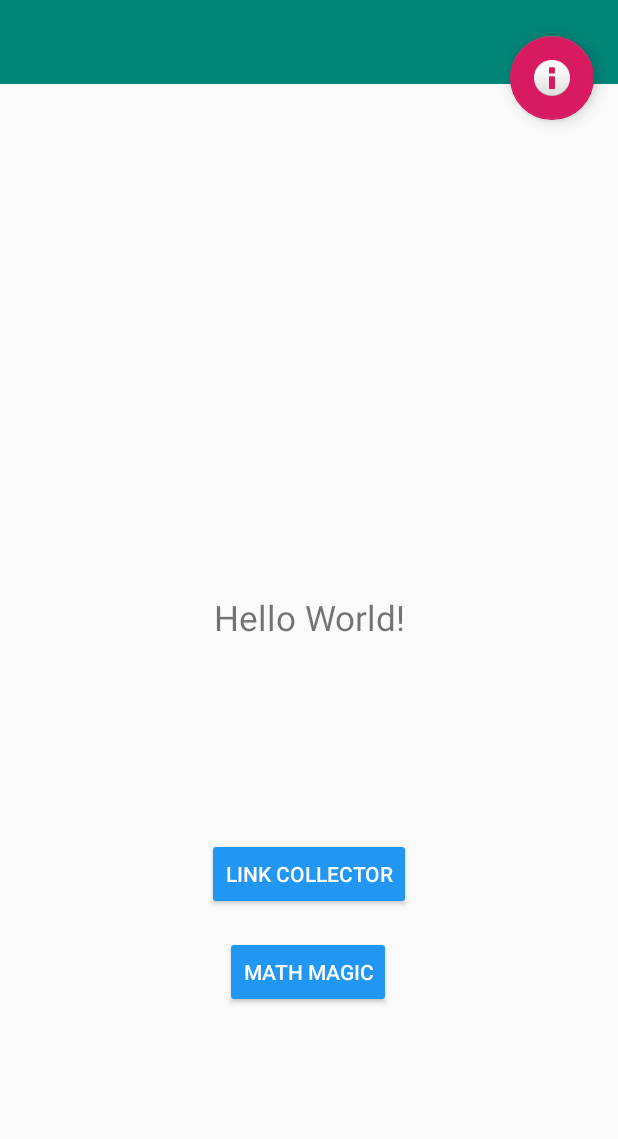
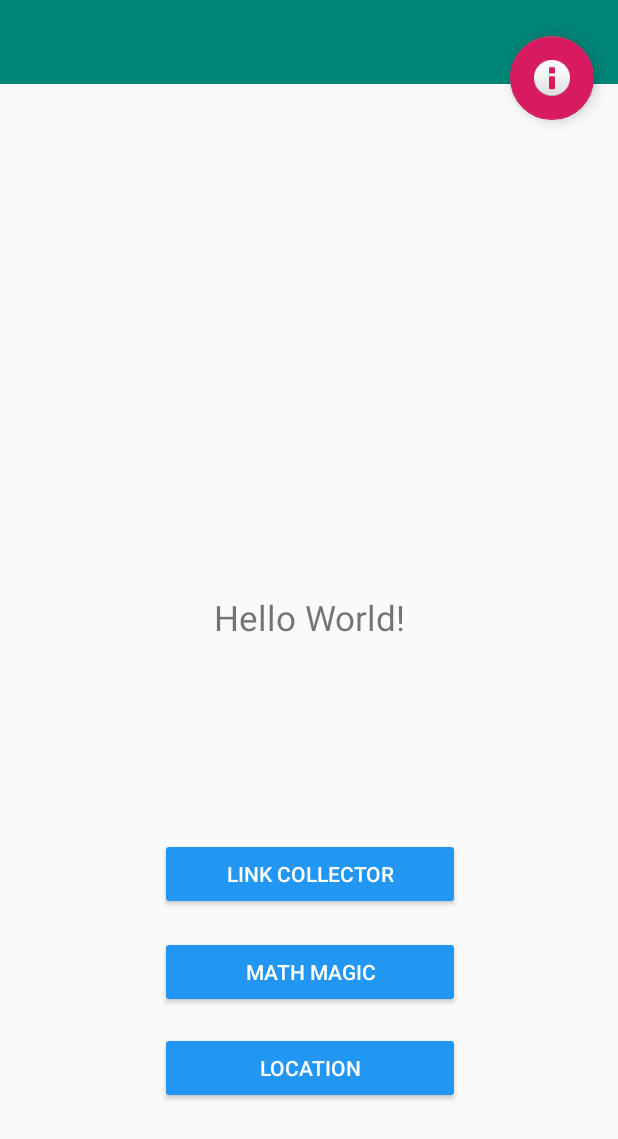
Before and after one commit to hwu63/NUMAD20S-HuiyunWu, an Android app: the screen it shows after launch (MainActivity), on a phone screen of 412 x 824 dp. Shown: the top 1139 px of the screen. Run offline under Robolectric (Android 15) with nearby library versions, the phone set to English and light mode, and no system bars.

Commit message:
link_collector_2

```diff
--- a/app/src/main/AndroidManifest.xml
+++ b/app/src/main/AndroidManifest.xml
@@ -4,6 +4,8 @@
     android:installLocation="auto">
 
     <uses-permission android:name="android.permission.WAKE_LOCK"/>
+    <uses-permission android:name="android.permission.INTERNET" />
+    <uses-permission android:name="android.permission.ACCESS_FINE_LOCATION" />
 
     <application
         android:allowBackup="true"
@@ -23,6 +25,10 @@
             android:label="@string/find_primes"
             android:theme="@style/AppTheme.NoActionBar" />
         <activity
+            android:name=".Location"
+            android:label="@string/location"
+            android:theme="@style/AppTheme.NoActionBar" />
+        <activity
             android:name=".SplashActivity"
             android:theme="@style/SplashScreenTheme">
             <intent-filter>
--- a/app/src/main/res/layout/activity_main.xml
+++ b/app/src/main/res/layout/activity_main.xml
@@ -46,27 +46,40 @@
 
     <Button
         android:id="@+id/Link_Collector"
-        android:layout_width="wrap_content"
+        android:layout_width="200dp"
         android:layout_height="wrap_content"
         android:layout_marginBottom="217dp"
         android:backgroundTint="#2196F3"
         android:text="@string/link_collector"
         android:textColor="@drawable/button_text_color"
         app:layout_constraintBottom_toBottomOf="parent"
-        app:layout_constraintEnd_toEndOf="parent"
-        app:layout_constraintStart_toStartOf="parent" />
+        app:layout_constraintEnd_toEndOf="@+id/math_magic"
+        app:layout_constraintStart_toStartOf="@+id/math_magic" />
 
     <Button
         android:id="@+id/math_magic"
-        android:layout_width="wrap_content"
+        android:layout_width="200dp"
         android:layout_height="wrap_content"
         android:layout_marginBottom="152dp"
         android:backgroundTint="#2196F3"
         android:text="@string/math_magic"
         android:textColor="@drawable/button_text_color"
         app:layout_constraintBottom_toBottomOf="parent"
+        app:layout_constraintEnd_toEndOf="@+id/location"
+        app:layout_constraintHorizontal_bias="0.498"
+        app:layout_constraintStart_toStartOf="@+id/location" />
+
+    <Button
+        android:id="@+id/location"
+        android:layout_width="200dp"
+        android:layout_height="wrap_content"
+        android:layout_marginBottom="88dp"
+        android:backgroundTint="#2196F3"
+        android:text="@string/location"
+        android:textColor="@drawable/button_text_color"
+        app:layout_constraintBottom_toBottomOf="parent"
         app:layout_constraintEnd_toEndOf="parent"
-        app:layout_constraintHorizontal_bias="0.498"
+        app:layout_constraintHorizontal_bias="0.502"
         app:layout_constraintStart_toStartOf="parent" />
 
     <androidx.appcompat.widget.Toolbar
--- a/build.gradle
+++ b/build.gradle
@@ -7,7 +7,7 @@ buildscript {
 
     }
     dependencies {
-        classpath 'com.android.tools.build:gradle:3.5.3'
+        classpath 'com.android.tools.build:gradle:3.6.1'
 
         // NOTE: Do not place your application dependencies here; they belong
         // in the individual module build.gradle files
```
Also changed, not shown: app/src/main/java/whyellow/tk/numad20s_huiyunwu/Location.java (added, +113 -0 lines), app/src/main/res/layout/activity_location.xml (added, +53 -0 lines), app/src/main/res/values/strings.xml (+7 -0 lines), gradle/wrapper/gradle-wrapper.properties.
